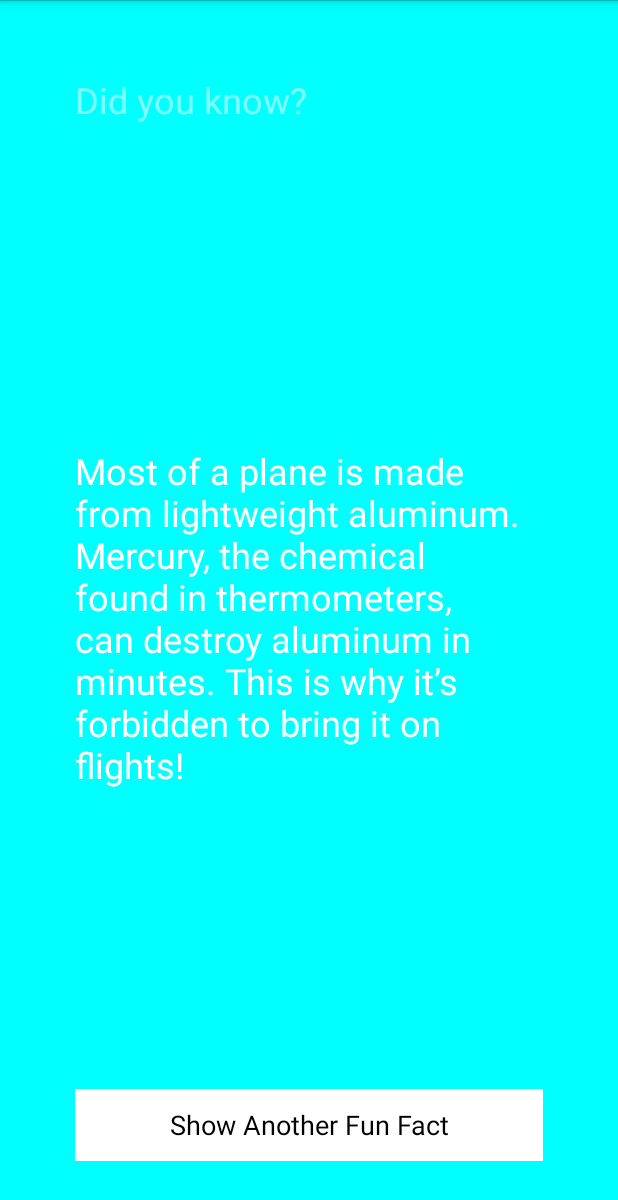
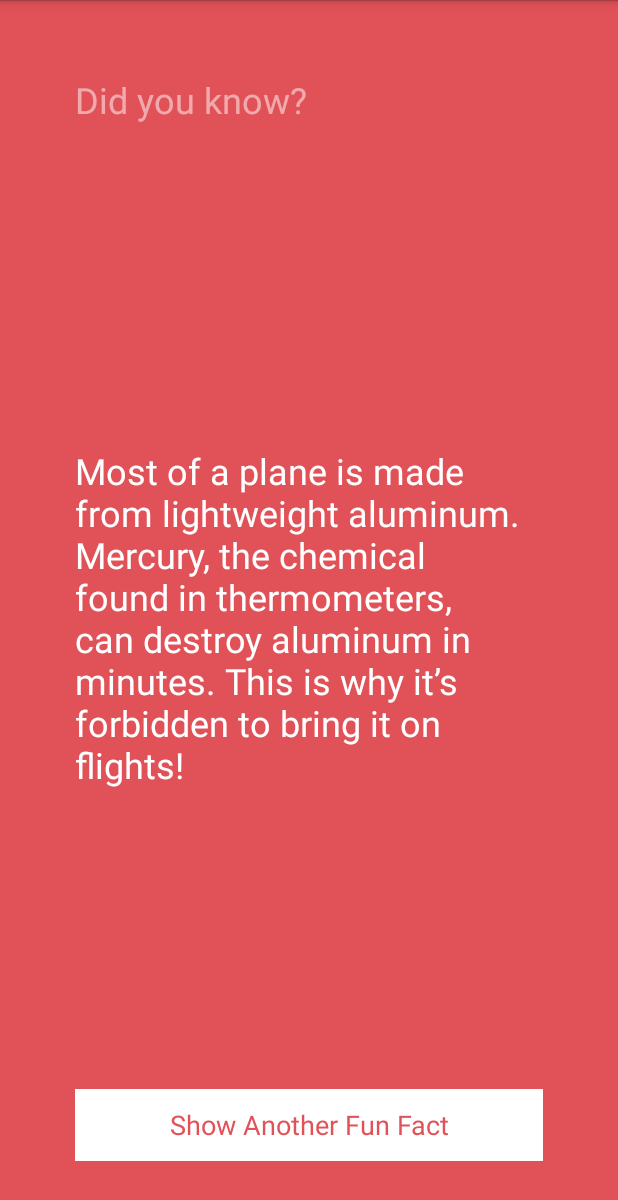
Before and after one commit to heal33/app-fun-facts, an Android app: the screen it shows after launch (FunFactsActivity), after a tap on "Show Another Fun Fact", on a phone screen of 412 x 824 dp. Shown: the top 1200 px of the screen. Run offline under Robolectric (Android 15) with nearby library versions, the phone set to English and light mode, and no system bars.

Commit message:
more colors

```diff
--- /dev/null
+++ b/app/src/main/java/io/maddux/funfacts/ColorWheel.java
@@ -0,0 +1,42 @@
+package io.maddux.funfacts;
+
+import android.graphics.Color;
+
+import java.util.Random;
+
+/**
+ * Created by babodxll on 10/27/2015.
+ */
+public class ColorWheel {
+
+    //Member variable (properties about the object)
+    public String[] mColors = {
+            "#39add1", // light blue
+            "#3079ab", // dark blue
+            "#c25975", // mauve
+            "#e15258", // red
+            "#f9845b", // orange
+            "#838cc7", // lavender
+            "#7d669e", // purple
+            "#53bbb4", // aqua
+            "#51b46d", // green
+            "#e0ab18", // mustard
+            "#637a91", // dark gray
+            "#f092b0", // pink
+            "#b7c0c7"  // light gray
+    };
+
+    //Method (abilities: things te object can do)
+    public int getColor() {
+
+        String color = "";
+        // Randomly select a fact
+        Random randomGenerator = new Random();  // Construct a new Random number generator
+        int randomNumber = randomGenerator.nextInt(mColors.length);
+
+        color = mColors[randomNumber];
+        int colorAsInt = Color.parseColor(color);
+
+        return colorAsInt;
+    }
+}
--- a/app/src/main/java/io/maddux/funfacts/FunFactsActivity.java
+++ b/app/src/main/java/io/maddux/funfacts/FunFactsActivity.java
@@ -16,6 +16,7 @@ import java.util.Random;
 public class FunFactsActivity extends Activity {
 
     private FactBook mFactBook = new FactBook();
+    private ColorWheel mColorWheel = new ColorWheel();
 
     @Override
     protected void onCreate(Bundle savedInstanceState) {
@@ -24,7 +25,7 @@ public class FunFactsActivity extends Activity {
 
         //Declare our View Variables and assign the views from the layout file
         final TextView factLabel = (TextView) findViewById(R.id.factTextView);
-        Button showFactButton = (Button) findViewById(R.id.showFactButton);
+        final Button showFactButton = (Button) findViewById(R.id.showFactButton);
         final RelativeLayout relativeLayout = (RelativeLayout) findViewById(R.id.relativeLayout);
 
         View.OnClickListener listener = new View.OnClickListener() {
@@ -33,7 +34,10 @@ public class FunFactsActivity extends Activity {
                 String fact = mFactBook.getFact();
                 //Update the label with out dynamic fact
                 factLabel.setText(fact);
-                relativeLayout.setBackgroundColor(Color.CYAN);
+
+                int color = mColorWheel.getColor();
+                relativeLayout.setBackgroundColor(color);
+                showFactButton.setTextColor(color);
             }
         };
         showFactButton.setOnClickListener(listener);
--- a/app/src/main/res/layout/activity_fun_facts.xml
+++ b/app/src/main/res/layout/activity_fun_facts.xml
@@ -35,6 +35,7 @@
         android:id="@+id/showFactButton"
         android:layout_alignParentBottom="true"
         android:layout_centerHorizontal="true"
-        android:background="@android:color/white" />
+        android:background="@android:color/white"
+        android:textColor="#ff51b46d" />
 
 </RelativeLayout>
```
